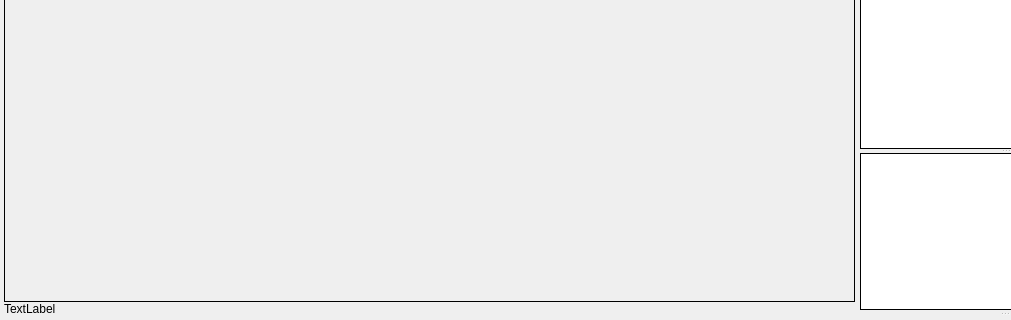
Above: src/saisieQT/ui/saisieQT_window.ui from micmacIGN/micmac before the change; both pictures show x 0 to 1011 and y 425 to 745 of the 1163 by 745 pixel window. Below: the same form after it.
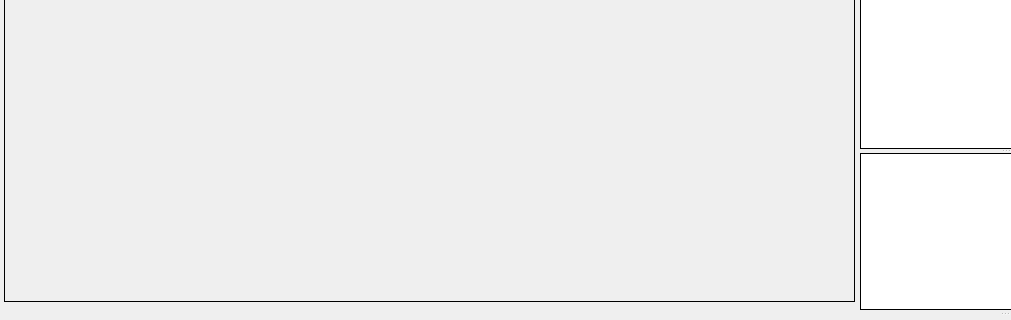
That is the form after the change. Icons and pictures are not drawn.

```diff
--- a/src/saisieQT/ui/saisieQT_window.ui
+++ b/src/saisieQT/ui/saisieQT_window.ui
@@ -126,7 +126,7 @@
            </size>
           </property>
           <property name="text">
-           <string>TextLabel</string>
+           <string/>
           </property>
          </widget>
         </item>
```
